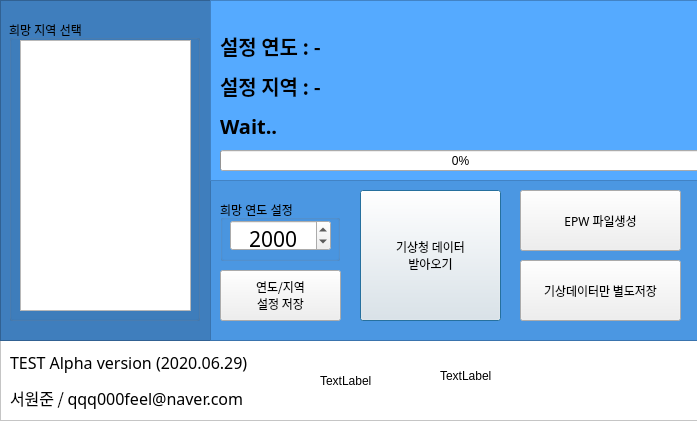
Qt form uitest.ui (wkim300/wjx2_kma_weather_crawler) before a commit.
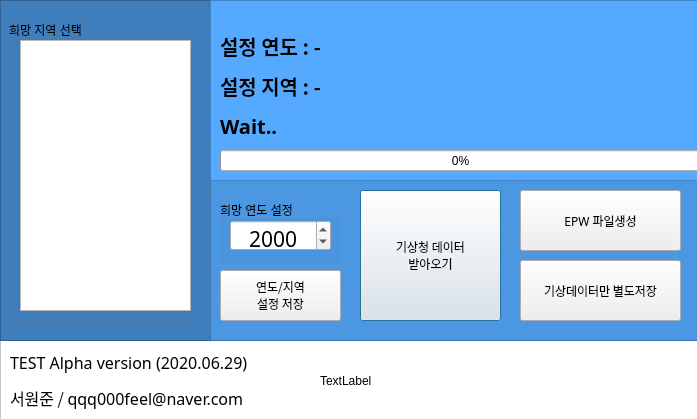
The same form after that commit. Icons and pictures are not drawn.

```diff
--- a/uitest.ui
+++ b/uitest.ui
@@ -10,7 +10,7 @@
     <x>0</x>
     <y>0</y>
     <width>697</width>
-    <height>421</height>
+    <height>419</height>
    </rect>
   </property>
   <property name="sizePolicy">
@@ -409,7 +409,7 @@
     </rect>
    </property>
    <property name="text">
-    <string>TextLabel</string>
+    <string/>
    </property>
   </widget>
   <widget class="QFrame" name="frame_4">
```
